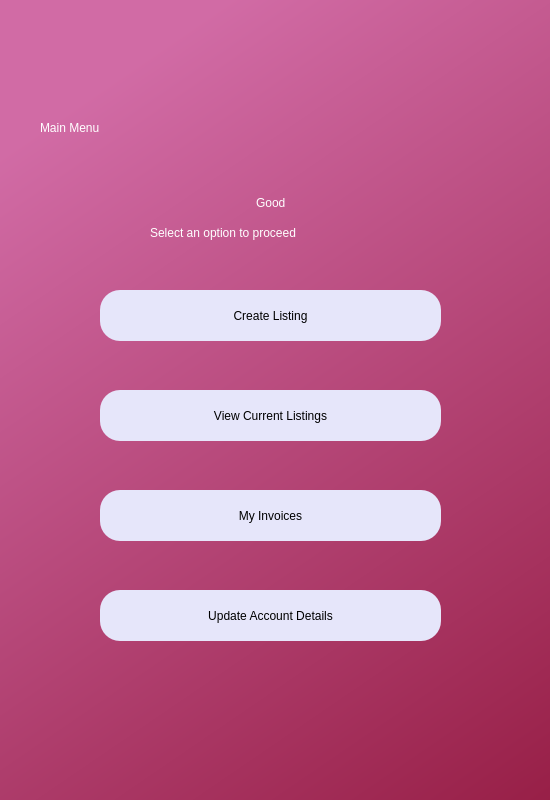
Qt form menu.ui (AnshulS853/Coursework-Improved) before a commit.
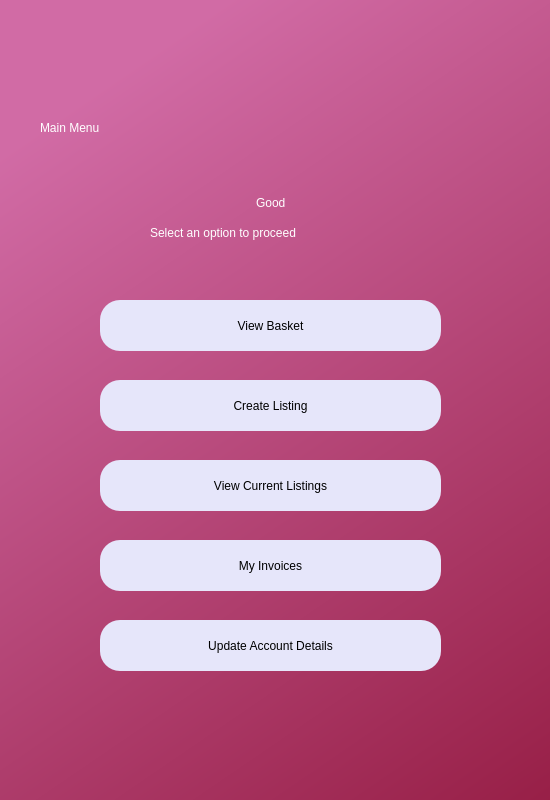
The same form after that commit.

```diff
--- a/menu.ui
+++ b/menu.ui
@@ -77,7 +77,7 @@
     <property name="geometry">
      <rect>
       <x>100</x>
-      <y>390</y>
+      <y>460</y>
       <width>341</width>
       <height>51</height>
      </rect>
@@ -95,7 +95,7 @@
     <property name="geometry">
      <rect>
       <x>100</x>
-      <y>590</y>
+      <y>620</y>
       <width>341</width>
       <height>51</height>
      </rect>
@@ -113,7 +113,7 @@
     <property name="geometry">
      <rect>
       <x>100</x>
-      <y>290</y>
+      <y>380</y>
       <width>341</width>
       <height>51</height>
      </rect>
@@ -131,7 +131,7 @@
     <property name="geometry">
      <rect>
       <x>100</x>
-      <y>490</y>
+      <y>540</y>
       <width>341</width>
       <height>51</height>
      </rect>
@@ -161,6 +161,24 @@
      <string>Select an option to proceed</string>
     </property>
    </widget>
+   <widget class="QPushButton" name="gotobasket">
+    <property name="geometry">
+     <rect>
+      <x>100</x>
+      <y>300</y>
+      <width>341</width>
+      <height>51</height>
+     </rect>
+    </property>
+    <property name="styleSheet">
+     <string notr="true">border-radius:20px;
+background-color: rgb(230, 230, 250);
+font: 14pt &quot;MS Shell Dlg 2&quot;;</string>
+    </property>
+    <property name="text">
+     <string>View Basket</string>
+    </property>
+   </widget>
   </widget>
  </widget>
  <tabstops>
```
